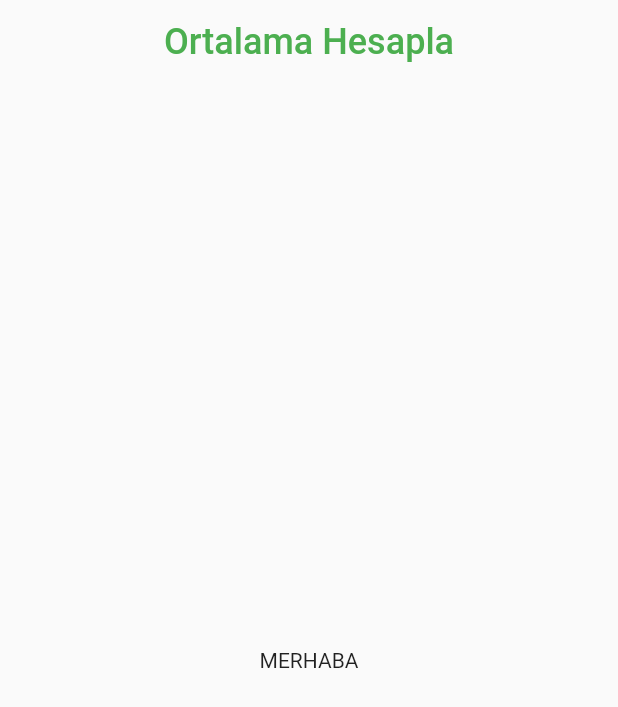
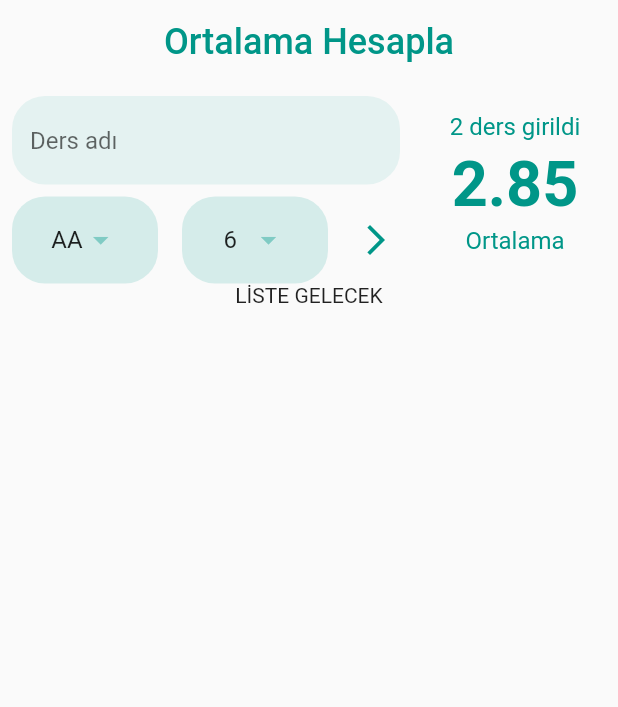
Before and after one commit to fahricandurucan/universite_ortalama_hesapalama, a Flutter app: the screen it shows after launch, on a phone screen of 412 x 824 dp. Shown: the top 707 px of the screen. Run offline on Flutter 3.47's test engine with Material 2 defaults, Android fonts, the phone set to English and light mode, and no system bars; missing offline and left inert: dart:ffi.

Commit message:
form, dropdownButton and showAverage part done

```diff
--- a/lib/AverageCalculationPage.dart
+++ b/lib/AverageCalculationPage.dart
@@ -1,5 +1,11 @@
+import 'dart:ffi';
+
+import 'package:flutter/cupertino.dart';
 import 'package:flutter/material.dart';
 import 'package:universite_ortalama_hesapalama/constants/AppConstants.dart';
+import 'package:universite_ortalama_hesapalama/dataHelper/LessonCredit.dart';
+import 'package:universite_ortalama_hesapalama/dataHelper/LetterGrades.dart';
+import 'package:universite_ortalama_hesapalama/widget/ShowAverageWidget.dart';
 
 class AverageCalculationPage extends StatefulWidget {
   const AverageCalculationPage({Key? key}) : super(key: key);
@@ -9,16 +15,124 @@ class AverageCalculationPage extends StatefulWidget {
 }
 
 class _AverageCalculationPageState extends State<AverageCalculationPage> {
+
+
+  var formKey = GlobalKey<FormState>();
+
+  double valueLetter = 4;
+  int valueCredit = 6;
+
   @override
   Widget build(BuildContext context) {
     return Scaffold(
       appBar: AppBar(
         elevation: 0,
         backgroundColor: Colors.transparent, // there is no any colors for appbar
-        title: Center(child: Text(AppConstants.appbarTitle,style: TextStyle(fontSize: 24,color: Colors.green),),),
+        title: Center(child: Text(AppConstants.appbarTitle,style: TextStyle(fontSize: 24,color: AppConstants.mainColor),),),
       ),
-      body: Center(
-        child: Text("MERHABA"),
+      body: Column(
+        children: [
+          Row(
+            children: [
+              Expanded(
+                flex: 2,
+                  child: Container(
+                    child: Form(
+                      key: formKey,
+                      child:Column(
+                          children: [
+                            Padding(
+                                padding: EdgeInsets.symmetric(horizontal: 8,vertical: 8),
+                              child: TextFormField(
+                                decoration: InputDecoration(
+                                  filled: true,
+                                  fillColor: AppConstants.mainColor.shade100.withOpacity(0.3),
+                                  border: OutlineInputBorder(
+                                    borderSide: BorderSide.none,
+                                    borderRadius: BorderRadius.all(Radius.circular(22)),
+                                  ),
+                                  hintText: "Ders adı",
+                                ),
+                              ),
+                            ),
+                            Row(
+                              mainAxisAlignment: MainAxisAlignment.spaceAround,
+                              children: [
+                                Expanded(
+                                    child: Padding(
+                                      padding: EdgeInsets.symmetric(horizontal: 8),
+                                      child: buildLetterGrade(),
+                                    ),
+                                ),
+                                Expanded(
+                                    child: Padding(
+                                      padding: EdgeInsets.symmetric(horizontal: 8),
+                                      child: buildLessonCredit(),
+                                    ),
+                                ),
+                                IconButton(
+                                  color: AppConstants.mainColor,
+                                    onPressed: (){}, icon:Icon(Icons.arrow_forward_ios_sharp),
+                                ),
+                              ],
+                            ),
+                          ],
+                        ),
+                    ),
+                  ),
+              ),
+              Expanded(
+                flex: 1,
+                child: ShowAverageWidget(lesson: 2, average: 2.85),
+              ),
+            ],
+          ),
+          Center(child: Text("LİSTE GELECEK"),)
+        ],
+      )
+    );
+  }
+
+  buildLetterGrade() {
+    return Container(
+      alignment: Alignment.center,
+      padding: EdgeInsets.symmetric(horizontal: 10,vertical: 5),
+      decoration: BoxDecoration(
+        color: AppConstants.mainColor.shade200.withOpacity(0.3),
+        borderRadius: BorderRadius.all(Radius.circular(22)),
+      ),
+      child: DropdownButton<double>(
+        value: valueLetter,
+        items: LetterGrades.letterOfAllLessons(),
+        iconEnabledColor: AppConstants.mainColor.shade200,
+        onChanged: (selected){
+          setState(() {
+            valueLetter = selected!;
+          });
+        },
+        underline: Container(),
+      ),
+    );
+  }
+
+  buildLessonCredit() {
+    return Container(
+      alignment: Alignment.center,
+      padding: EdgeInsets.symmetric(horizontal: 10,vertical: 5),
+      decoration: BoxDecoration(
+        color: AppConstants.mainColor.shade200.withOpacity(0.3),
+        borderRadius: BorderRadius.all(Radius.circular(22)),
+      ),
+      child: DropdownButton<int>(
+        value: valueCredit,
+        items: LessonCredit.allLessonCredit(),
+        iconEnabledColor: AppConstants.mainColor.shade200,
+        onChanged: (selected){
+          setState(() {
+            valueCredit = selected!;
+          });
+        },
+        underline: Container(),
       ),
     );
   }
--- a/lib/constants/AppConstants.dart
+++ b/lib/constants/AppConstants.dart
@@ -1,6 +1,6 @@
 import 'package:flutter/material.dart';
 
 class AppConstants{
-  static const mainColor = Colors.green;
+  static const mainColor = Colors.teal;
   static const String appbarTitle = "Ortalama Hesapla";
 }
--- /dev/null
+++ b/lib/dataHelper/LessonCredit.dart
@@ -0,0 +1,14 @@
+import 'package:flutter/material.dart';
+
+class LessonCredit{
+
+  static List<String> credit(){
+    return ["1","2","3","4","5","6","7","8","9","10"];
+  }
+
+  static List<DropdownMenuItem<int>> allLessonCredit(){
+    return credit().map((e) => DropdownMenuItem(
+      child: Text(e),value: int.parse(e),)
+    ).toList();
+  }
+}
--- /dev/null
+++ b/lib/dataHelper/LetterGrades.dart
@@ -0,0 +1,45 @@
+import 'package:flutter/material.dart';
+
+class LetterGrades{
+
+  static List<String> allLetterGrade(){
+    return ["AA","BA","BB","CB","CC","DC","DD","FD","FF"];
+  }
+
+  static double convertToCredit(String letterGrade){
+    if(letterGrade == "AA"){
+      return 4;
+    }
+    else if(letterGrade == "BA"){
+      return 3.5;
+    }
+    else if(letterGrade == "BB"){
+      return 3;
+    }
+    else if(letterGrade == "CB"){
+      return 2.5;
+    }
+    else if(letterGrade == "CC"){
+      return 2;
+    }
+    else if(letterGrade == "DC"){
+      return 1.5;
+    }
+    else if(letterGrade == "DD"){
+      return 1;
+    }
+    else if(letterGrade == "FD"){
+      return 0.5;
+    }
+    else{
+      return 0;
+    }
+  }
+
+  static List<DropdownMenuItem<double>> letterOfAllLessons(){
+    return allLetterGrade().map((e) => DropdownMenuItem(
+        child:Text(e),value: convertToCredit(e),
+    )).toList();
+  }
+
+}
--- /dev/null
+++ b/lib/widget/ShowAverageWidget.dart
@@ -0,0 +1,31 @@
+import 'package:flutter/material.dart';
+import 'package:universite_ortalama_hesapalama/constants/AppConstants.dart';
+
+class ShowAverageWidget extends StatelessWidget {
+
+  late int lesson;
+  late double average;
+
+  ShowAverageWidget({required this.lesson,required this.average});
+
+
+  @override
+  Widget build(BuildContext context) {
+    return Container(
+      child: Column(
+        mainAxisAlignment: MainAxisAlignment.spaceBetween,
+        children: [
+          lesson > 0 ?
+          Text("${lesson} ders girildi",style: TextStyle(fontSize: 16,color: AppConstants.mainColor),)
+              :
+          Text("Ders Seçiniz",style: TextStyle(fontSize: 16,color: AppConstants.mainColor),),
+          Padding(
+            padding: EdgeInsets.only(top: 4,bottom: 4),
+            child: Text("${average.toStringAsFixed(2)}",style: TextStyle(fontSize: 42,fontWeight: FontWeight.bold,color: AppConstants.mainColor),),
+          ),
+          Text("Ortalama",style: TextStyle(fontSize: 16,color: AppConstants.mainColor),),
+        ],
+      ),
+    );
+  }
+}
```
Also changed, not shown: 1 other file.
